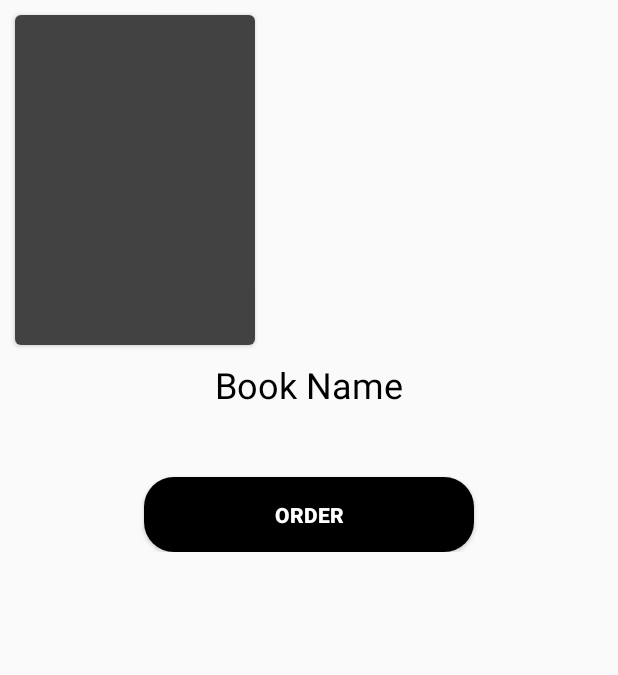
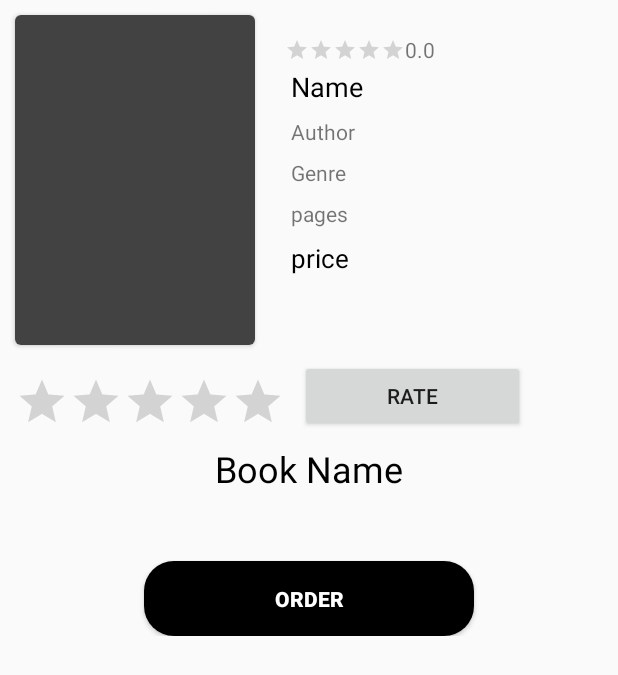
Before and after one commit to ETS-Android2/Book-Land, an Android app: the BookDetail screen opened directly, with no data from a screen before it, on a phone screen of 412 x 824 dp. Shown: the top 675 px of the screen. Run offline under Robolectric (Android 15) with nearby library versions, the phone set to English and light mode, and no system bars; 10 statements that could not run were skipped.

Commit message:
Book Land..

```diff
--- a/app/build.gradle
+++ b/app/build.gradle
@@ -41,9 +41,8 @@ dependencies {
     implementation 'com.github.bumptech.glide:glide:4.11.0'
     annotationProcessor 'com.github.bumptech.glide:compiler:4.11.0'
 
-    compile 'com.github.jd-alexander:LikeButton:0.2.3'
-    implementation "androidx.core:core-ktx:+"
-    implementation "org.jetbrains.kotlin:kotlin-stdlib-jdk7:$kotlin_version"
+    //Credit Card Form
+    compile 'com.craftman.cardform:cardform:0.0.2'
 
 
 }
--- a/app/src/main/AndroidManifest.xml
+++ b/app/src/main/AndroidManifest.xml
@@ -9,6 +9,7 @@
         android:roundIcon="@mipmap/ic_launcher_round"
         android:supportsRtl="true"
         android:theme="@style/AppTheme">
+        <activity android:name=".Activity.CrdCardForm"></activity>
         <activity android:name=".Activity.ActivityCategory" />
         <activity android:name=".Activity.BookDetail" />
         <activity android:name=".MainActivity">
--- a/app/src/main/java/com/example/bookland/Activity/BookDetail.java
+++ b/app/src/main/java/com/example/bookland/Activity/BookDetail.java
@@ -5,8 +5,12 @@ import androidx.appcompat.app.AppCompatActivity;
 import android.content.Context;
 import android.content.Intent;
 import android.os.Bundle;
+import android.view.View;
+import android.widget.Button;
 import android.widget.ImageView;
+import android.widget.RatingBar;
 import android.widget.TextView;
+import android.widget.Toast;
 
 import com.bumptech.glide.Glide;
 import com.example.bookland.R;
@@ -14,8 +18,11 @@ import com.example.bookland.R;
 public class BookDetail extends AppCompatActivity {
 
     ImageView imageView;
-    TextView name, description;
+    TextView name, description, ratingStr, nameD, authorD, pages, genre, price;
     Context context;
+    RatingBar bar;
+    RatingBar ratingBar;
+    Button order;
 
     @Override
     protected void onCreate(Bundle savedInstanceState) {
@@ -24,13 +31,45 @@ public class BookDetail extends AppCompatActivity {
         imageView = findViewById(R.id.img_detail);
         name = findViewById(R.id.name_detail);
         description = findViewById(R.id.description_id);
+        ratingBar = findViewById(R.id.rating_detail);
+        bar = findViewById(R.id.rating_show);
+        ratingStr = findViewById(R.id.rating_txt);
+        order = findViewById(R.id.order_id);
+
+        nameD = findViewById(R.id.name);
+        authorD = findViewById(R.id.author);
+        genre = findViewById(R.id.genre);
+        pages = findViewById(R.id.pages);
+        price = findViewById(R.id.price);
 
         Bundle bundle = getIntent().getExtras();
-        Intent intent = getIntent();
         name.setText(bundle.getString("name"));
         description.setText(bundle.getString("description"));
-        //imageView.setImageResource(bundle.getInt("image"));
+        bar.setRating(Float.parseFloat(bundle.getString("rating")));
+        ratingStr.setText(bundle.getString("rating"));
         Glide.with(this).load(bundle.getString("image")).into(imageView);
+
+        nameD.setText((bundle.getString("name")));
+        authorD.setText((bundle.getString("author")));
+        genre.setText(String.format("Genre: %s", bundle.getString("genre")));
+        pages.setText(String.format("pages %s", bundle.getString("pages")));
+        price.setText(String.format("som %s", bundle.getString("price")));
+
+        ratingBar.setOnRatingBarChangeListener(new RatingBar.OnRatingBarChangeListener() {
+            @Override
+            public void onRatingChanged(RatingBar ratingBar, float rating, boolean fromUser) {
+                Toast.makeText(BookDetail.this, "Selected "+rating, Toast.LENGTH_SHORT).show();
+            }
+        });
+
+        order.setOnClickListener(new View.OnClickListener() {
+            @Override
+            public void onClick(View v) {
+                Intent intent = new Intent(BookDetail.this, CrdCardForm.class);
+                BookDetail.this.startActivity(intent);
+            }
+        });
+
 
     }
 }
--- a/app/src/main/java/com/example/bookland/Recycler/RecyclerViewAdapter.java
+++ b/app/src/main/java/com/example/bookland/Recycler/RecyclerViewAdapter.java
@@ -96,11 +96,13 @@ public class RecyclerViewAdapter extends RecyclerView.Adapter<RecyclerViewAdapte
             public void onClick(View v) {
                 Intent intent = new Intent(context, BookDetail.class);
                 intent.putExtra("name", mData.get(position).getName());
+                intent.putExtra("author", mData.get(position).getAuthor());
+                intent.putExtra("genre", mData.get(position).getCategory());
                 intent.putExtra("price", mData.get(position).getPrice());
                 intent.putExtra("image", mData.get(position).getImage());
                 intent.putExtra("rating", mData.get(position).getRating());
+                intent.putExtra("pages", mData.get(position).getPages());
                 intent.putExtra("description", mData.get(position).getDescription());
-
                 context.startActivity(intent);
             }
         });
--- a/app/src/main/java/com/example/bookland/TabLayout/TopFragment.java
+++ b/app/src/main/java/com/example/bookland/TabLayout/TopFragment.java
@@ -90,7 +90,7 @@ public class TopFragment extends Fragment {
                     book.setRating(i.child("rating").getValue().toString());
                     book.setDescription(i.child("description").getValue().toString());
                     book.setCategory(i.child("category").getValue().toString());
-                    book.setStatus(i.child("status").getValue().toString());
+                    book.setPages(i.child("pages").getValue().toString());
                     mData.add(book);
                 }
                 recyclerViewAdapter = new RecyclerViewAdapter(getActivity().getApplicationContext(), mData);
--- a/app/src/main/res/layout/activity_book_detail.xml
+++ b/app/src/main/res/layout/activity_book_detail.xml
@@ -25,12 +25,92 @@
                     android:layout_height="match_parent"
                     android:background="#424242"
                     android:scaleType="centerCrop"/>
+
             </androidx.cardview.widget.CardView>
+            <RelativeLayout
+                android:layout_width="match_parent"
+                android:layout_height="220dp"
+                android:layout_toRightOf="@+id/cardview"
+                android:layout_margin="10dp">
+                <RatingBar
+                    android:layout_width="wrap_content"
+                    android:layout_height="wrap_content"
+                    android:numStars="5"
+                    android:rating="0"
+                    android:id="@+id/rating_show"
+                    style="?android:attr/ratingBarStyleSmall"
+                    android:layout_marginTop="15dp"
+                    android:progressTint="#000000"/>
+                <TextView
+                    android:layout_width="wrap_content"
+                    android:layout_height="wrap_content"
+                    android:id="@+id/rating_txt"
+                    android:layout_toRightOf="@+id/rating_show"
+                    android:text="0.0"
+                    android:layout_marginTop="13dp"/>
+                <TextView
+                    android:layout_width="match_parent"
+                    android:layout_height="wrap_content"
+                    android:layout_below="@id/rating_show"
+                    android:id="@+id/name"
+                    android:text="Name"
+                    android:textSize="18dp"
+                    android:textColor="#000000"
+                    android:layout_margin="4dp"/>
+                <TextView
+                    android:layout_width="match_parent"
+                    android:layout_height="wrap_content"
+                    android:layout_below="@id/name"
+                    android:text="Author"
+                    android:id="@+id/author"
+                    android:layout_margin="4dp"/>
+                <TextView
+                    android:layout_width="wrap_content"
+                    android:layout_height="wrap_content"
+                    android:layout_below="@id/author"
+                    android:text="Genre"
+                    android:id="@+id/genre"
+                    android:layout_margin="4dp"/>
+                <TextView
+                    android:layout_width="wrap_content"
+                    android:layout_height="wrap_content"
+                    android:layout_below="@id/genre"
+                    android:text="pages"
+                    android:id="@+id/pages"
+                    android:layout_margin="4dp"/>
+                <TextView
+                    android:layout_width="wrap_content"
+                    android:layout_height="wrap_content"
+                    android:layout_below="@id/pages"
+                    android:text="price"
+                    android:textSize="17dp"
+                    android:textColor="#000000"
+                    android:id="@+id/price"
+                    android:layout_margin="4dp"/>
+            </RelativeLayout>
+            <RatingBar
+                android:layout_width="wrap_content"
+                android:layout_height="wrap_content"
+                android:numStars="5"
+                android:rating="0"
+                android:id="@+id/rating_detail"
+                style="?android:attr/ratingBarStyleIndicator"
+                android:isIndicator="false"
+                android:layout_margin="10dp"
+                android:progressTint="#000000"
+                android:layout_below="@+id/cardview"/>
+            <Button
+                android:layout_width="150dp"
+                android:layout_height="wrap_content"
+                android:id="@+id/rate_btn"
+                android:text="Rate"
+                android:layout_below="@+id/cardview"
+                android:layout_toEndOf="@+id/rating_detail"/>
 
             <TextView
                 android:layout_width="match_parent"
                 android:layout_height="wrap_content"
-                android:layout_below="@+id/cardview"
+                android:layout_below="@+id/rating_detail"
                 android:id="@+id/name_detail"
                 android:textSize="24sp"
                 android:text="Book Name"
--- a/app/src/main/res/layout/fragment_search.xml
+++ b/app/src/main/res/layout/fragment_search.xml
@@ -12,5 +12,4 @@
         android:id="@+id/search_id">
     </androidx.appcompat.widget.SearchView>
 
-
 </RelativeLayout>
--- a/app/src/main/res/values/styles.xml
+++ b/app/src/main/res/values/styles.xml
@@ -6,6 +6,11 @@
         <item name="colorPrimaryDark">@color/colorPrimaryDark</item>
         <item name="colorAccent">@color/colorAccent</item>
     </style>
+    <style name="foodRatingBar" parent="@android:style/Widget.RatingBar">
+        <item name="android:progressDrawable">@drawable/star</item>
+        <item name="android:minHeight">22dip</item>
+        <item name="android:maxHeight">22dip</item>
+    </style>
 
 
 </resources>
```
Also changed, not shown: app/src/main/java/com/example/bookland/Activity/CrdCardForm.java (added, +39 -0 lines), app/src/main/java/com/example/bookland/Book.java (+8 -7 lines), app/src/main/java/com/example/bookland/BottomNavigation/FragmentSearch.java (+5 -2 lines), app/src/main/res/layout/activity_card_form.xml (added, +15 -0 lines), app/src/main/res/drawable/star.jpg (added).
